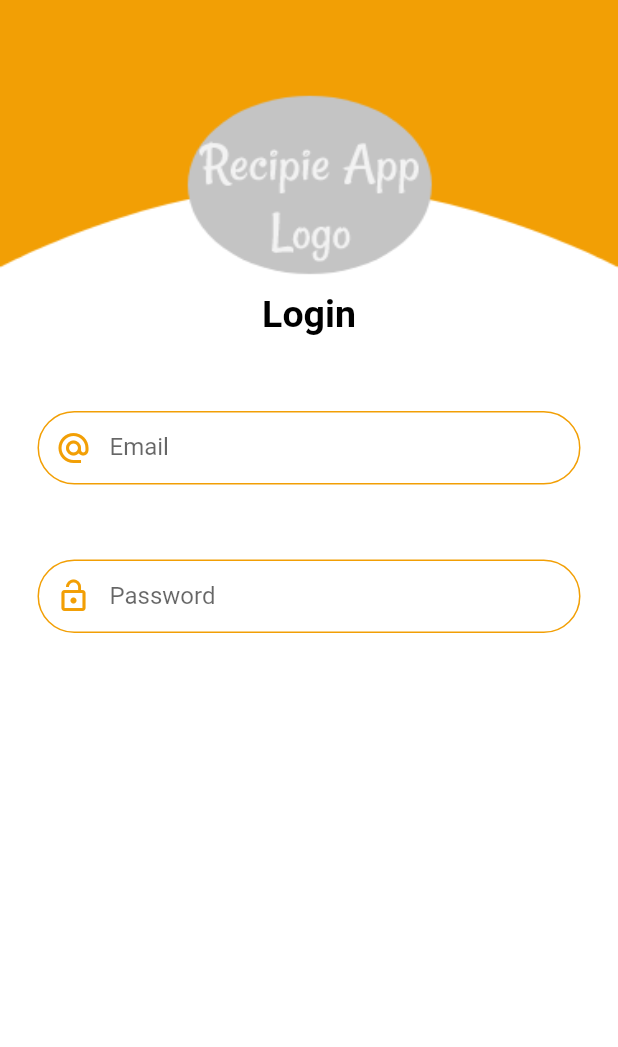
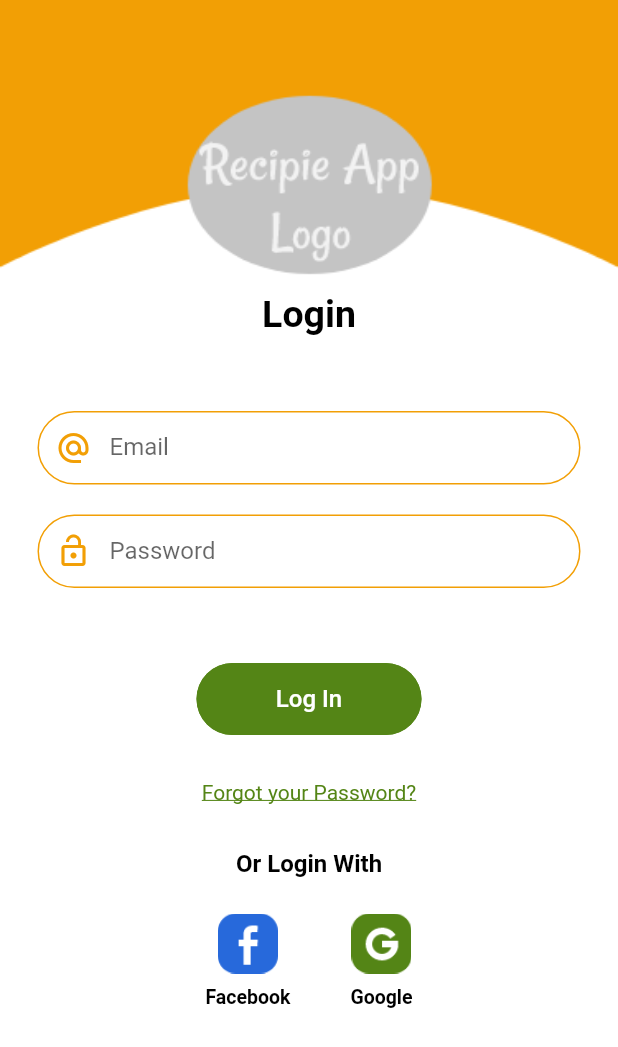
Before and after one commit to shahrukhktk/Recipe-Flutter-App-UI, a Flutter app: the screen it shows after launch, after a tap on "Log In", on a phone screen of 412 x 824 dp. Shown: the top 1047 px of the screen. Run offline on Flutter 3.47's test engine with Material 2 defaults, Android fonts, the phone set to English and light mode, and no system bars.

Commit message:
INIT COMMIT 1. Auth Main Screen Done 2. Login Page Done

```diff
--- a/lib/Authentication/login.dart
+++ b/lib/Authentication/login.dart
@@ -1,6 +1,8 @@
+import 'package:flutter/cupertino.dart';
 import 'package:flutter/material.dart';
 import 'package:recipe/AppAssets/app_assets.dart';
 import 'package:recipe/AppAssets/custom_textfield.dart';
+import 'package:recipe/MainScreens/bottomnav.dart';
 
 class LoginScreen extends StatelessWidget {
 
@@ -49,9 +51,98 @@ class _LoginPageState extends State<LoginPage> {
           ),
 
           Padding(
-            padding: const EdgeInsets.only(top: 50.0, left: 10, right: 10,),
+            padding: const EdgeInsets.only(top: 20.0, left: 10, right: 10,),
             child: PasswordTxt(text: 'Password', ),
           ),
+
+          Padding(
+            padding: const EdgeInsets.only(top: 50.0, right: 20, left: 20),
+            child: Center(
+              child: FlatButton(
+                height: 48,
+                minWidth: 150,
+                shape: RoundedRectangleBorder(
+                    borderRadius: BorderRadius.circular(25.0),
+                    side: BorderSide(color: AppColors.accentcolor)),
+                color: AppColors.accentcolor,
+                textColor: Colors.white,
+                padding: EdgeInsets.all(8.0),
+                onPressed: () {
+                  Navigator.push(context,
+                    MaterialPageRoute(builder: (context) => HomeScreen()),); // It should navigate to Home Screen
+                },
+                child: Text(
+                  "Log In",
+                  style: TextStyle(
+                      fontSize: 16.0, fontFamily: 'Roboto'
+                  ),
+                ),
+              ),
+            ),
+          ),
+
+          Padding(
+            padding: const EdgeInsets.only(top: 30.0),
+            child: Center(
+              child: GestureDetector(
+                onTap: ()
+                {
+                  Navigator.push(context,
+                    MaterialPageRoute(builder: (context) => HomeScreen()),); //It should navigate to forgot password screen
+                },
+                child: Text('Forgot your Password?', style: TextStyle(
+                    fontFamily: 'Roboto', color: AppColors.accentcolor, fontSize: 14, fontWeight: FontWeight.normal, decoration: TextDecoration.underline
+                ),),
+              ),
+            ),
+          ),
+
+          Padding(
+            padding: const EdgeInsets.only(top: 30.0),
+            child: Center(
+              child: Text('Or Login With', style: TextStyle(
+                  fontFamily: 'Roboto', color: Colors.black, fontSize: 16, fontWeight: FontWeight.bold,
+              ),),
+            ),
+          ),
+
+          Padding(
+            padding: const EdgeInsets.all(12.0),
+            child: Row(
+              mainAxisAlignment: MainAxisAlignment.center,
+              children: [
+                Padding(
+                  padding: const EdgeInsets.all(12.0),
+                  child: Column(
+                    children: [
+                      Image(image: AssetImage('images/ic_facebook.png'), height: 40,),
+                      Padding(
+                        padding: const EdgeInsets.all(8.0),
+                        child: Text('Facebook', style: TextStyle(
+                          fontFamily: 'Roboto', color: Colors.black, fontSize: 13, fontWeight: FontWeight.bold,
+                        ),),
+                      ),
+                    ],
+                  ),
+                ),
+                Padding(
+                  padding: const EdgeInsets.all(12.0),
+                  child: Column(
+                    children: [
+                      Image(image: AssetImage('images/ic_google.png'), height: 40,),
+                      Padding(
+                        padding: const EdgeInsets.all(8.0),
+                        child: Text('Google', style: TextStyle(
+                          fontFamily: 'Roboto', color: Colors.black, fontSize: 13, fontWeight: FontWeight.bold,
+                        ),),
+                      ),
+                    ],
+                  ),
+                ),
+
+              ],
+            ),
+          )
 
         ],
       ),
```
